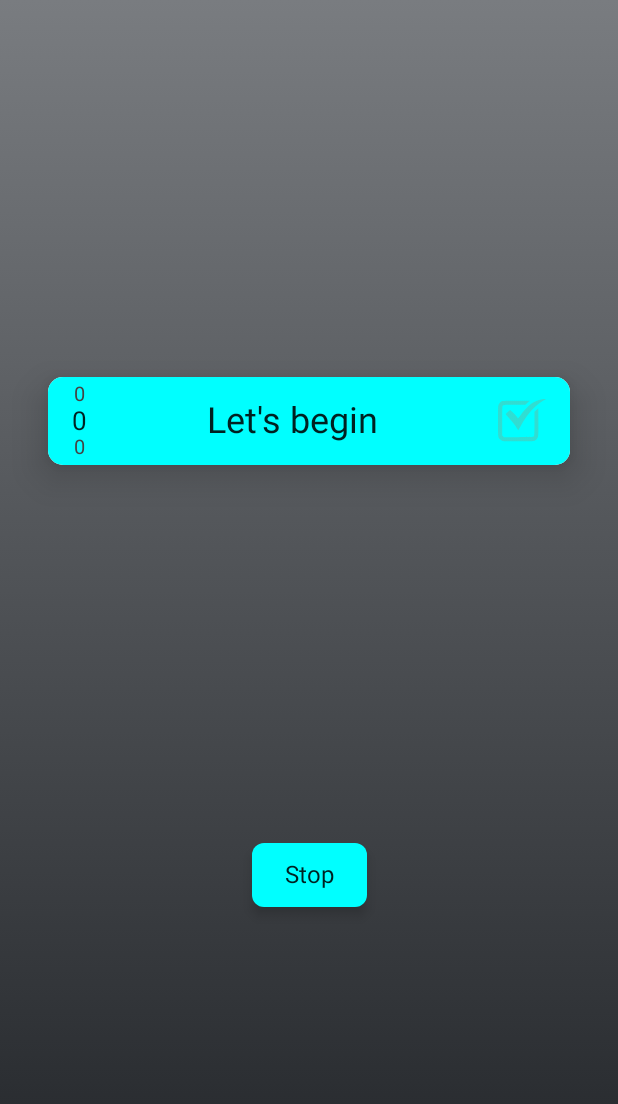
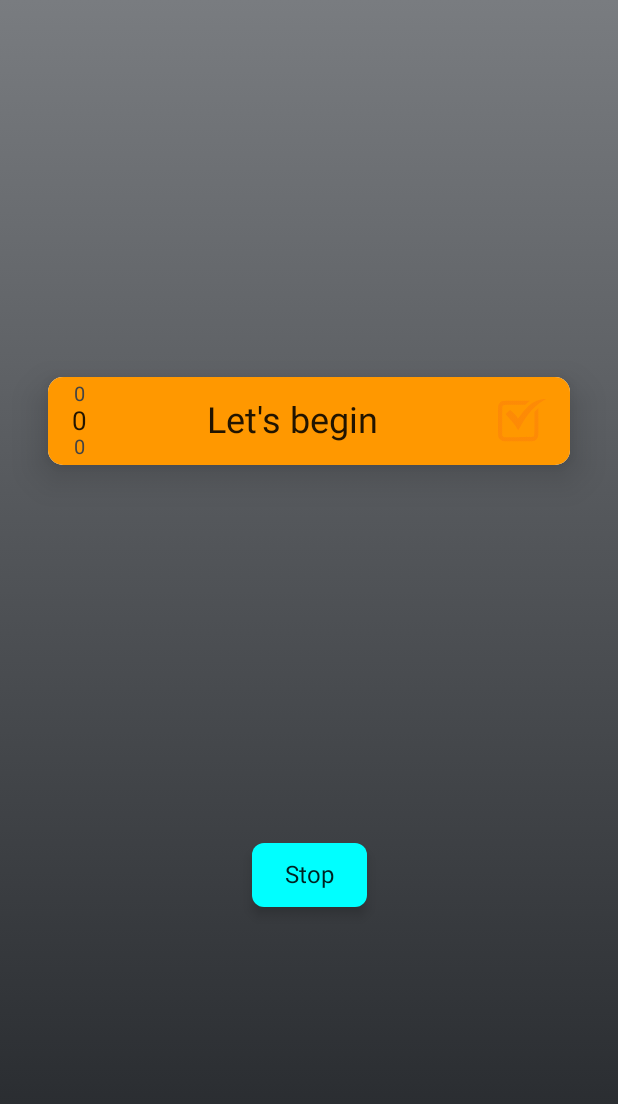
Before and after one commit to MargaritaBespalova/Shorts, an Android app built with Jetpack Compose: the screen it shows after launch (MainActivity), on a phone screen of 412 x 824 dp. Shown: the top 1104 px of the screen. Run offline under Robolectric (Android 15) with nearby library versions, the phone set to English and light mode, and no system bars.

Commit message:
made states for time data

```diff
--- a/app/src/main/java/com/example/shorts/App.kt
+++ b/app/src/main/java/com/example/shorts/App.kt
@@ -6,19 +6,15 @@ import com.google.gson.Gson
 
 class App: Application() {
     companion object{
-        lateinit var instance: App
+        private const val TIMESTAMPS_PREF = "timestamps_preferences"
+        internal lateinit var instance: App
         private set
-        const val TIMESTAMPS_PREF = "timestamps_preferences"
     }
-    private val gson = Gson()
     internal lateinit var timestamps: TimestampsRepositoryImpl
 
     override fun onCreate() {
         super.onCreate()
         instance = this
-        timestamps = TimestampsRepositoryImpl(
-            gson = Gson(),
-            getSharedPreferences(TIMESTAMPS_PREF, MODE_PRIVATE)
-        )
+        timestamps = TimestampsRepositoryImpl(gson = Gson(),getSharedPreferences(TIMESTAMPS_PREF, MODE_PRIVATE))
     }
 }
--- a/app/src/main/java/com/example/shorts/MainActivity.kt
+++ b/app/src/main/java/com/example/shorts/MainActivity.kt
@@ -3,39 +3,18 @@ package com.example.shorts
 import android.os.Bundle
 import android.os.Handler
 import android.os.Looper
-import android.util.Log
 import androidx.activity.ComponentActivity
 import androidx.activity.compose.setContent
-import androidx.compose.foundation.Image
-import androidx.compose.foundation.background
-import androidx.compose.foundation.clickable
 import androidx.compose.foundation.layout.Arrangement
-import androidx.compose.foundation.layout.Box
 import androidx.compose.foundation.layout.Column
-import androidx.compose.foundation.layout.Row
 import androidx.compose.foundation.layout.fillMaxSize
-import androidx.compose.foundation.layout.fillMaxWidth
-import androidx.compose.foundation.layout.padding
-import androidx.compose.foundation.layout.size
-import androidx.compose.foundation.shape.RoundedCornerShape
-import androidx.compose.material.Card
-import androidx.compose.material.Text
-import androidx.compose.runtime.Composable
-import androidx.compose.runtime.MutableState
 import androidx.compose.runtime.mutableStateOf
 import androidx.compose.runtime.remember
 import androidx.compose.ui.Alignment
 import androidx.compose.ui.Modifier
-import androidx.compose.ui.graphics.Color
-import androidx.compose.ui.res.painterResource
-import androidx.compose.ui.unit.dp
-import androidx.compose.ui.unit.sp
-import com.example.shorts.App
-import com.example.shorts.R
-import com.example.shorts.domain.model.FirstRunStateModel
-import com.example.shorts.domain.model.Timestamps
 import com.example.shorts.presentation.Background
-import com.example.shorts.tools.DELAY_1000
+import com.example.shorts.presentation.StartButton
+import com.example.shorts.presentation.StopButton
 import com.example.shorts.ui.theme.ShortsTheme
 
 class MainActivity : ComponentActivity() {
@@ -44,9 +23,8 @@ class MainActivity : ComponentActivity() {
         super.onCreate(savedInstanceState)
         setContent {
             ShortsTheme {
-                val data = App.instance.timestamps.getTimestamps().copy()
-                val timestamps = remember { mutableStateOf(data) }
-                val firstRunStateModel = remember { mutableStateOf(FirstRunStateModel()) }
+                //App.instance.timestamps.clearTimestamps()
+                val timestamps = remember { mutableStateOf(App.instance.timestamps.getTimestamps()) }
                 val clickEnable = remember { mutableStateOf(true) }
 
                 Background()
@@ -55,106 +33,10 @@ class MainActivity : ComponentActivity() {
                     verticalArrangement = Arrangement.SpaceEvenly,
                     horizontalAlignment = Alignment.CenterHorizontally,
                 ) {
-                    StartButton(handler,clickEnable,timestamps,firstRunStateModel)
-                    StopItem(clickEnable)
+                    StartButton(handler, clickEnable, timestamps)
+                    StopButton(clickEnable)
                 }
             }
-
-
         }
-
     }
 }
-
-
-@Composable
-private fun StopItem(clickEnable: MutableState<Boolean>) {
-    Card(
-        modifier = Modifier.clickable { onClickStop(clickEnable = clickEnable)},
-        shape = RoundedCornerShape(8.dp),
-        backgroundColor = Color.Cyan,
-        elevation = 5.dp,
-    ) {
-        Text(
-            text = "Stop",
-            modifier = Modifier.padding(start = 22.dp, top = 12.dp, end = 22.dp, bottom = 12.dp)
-        )
-    }
-}
-
-
-
-private fun onClickStop(clickEnable: MutableState<Boolean>) {
-    clickEnable.value = true
-}
-
-@Composable
-fun StartButton(
-    handler: Handler,
-    clickEnable: MutableState<Boolean>,
-    timestamps: MutableState<Timestamps>,
-    firstRun: MutableState<FirstRunStateModel>,
-) {
-    Card(
-        modifier = Modifier.padding(32.dp).clickable {
-            if (firstRun.value.isFirst) {
-                onClickStart(
-                    handler,
-                    clickEnable,
-                    timestamps,
-                )
-                Log.d("log", "++++firstRun++++")
-            } else Log.d("log", "++++Button is blocked++++")
-        },
-        shape = RoundedCornerShape(10.dp),
-        elevation = 15.dp,
-    ) {
-        Box(modifier = Modifier.background(Color.Cyan)) {
-            Row(
-                modifier = Modifier
-                    .fillMaxWidth()
-                    .padding(start = 16.dp, top = 4.dp, end = 16.dp, bottom = 4.dp),
-                horizontalArrangement = Arrangement.SpaceBetween,
-                verticalAlignment = Alignment.CenterVertically
-            ) {
-                Column(
-                    verticalArrangement = Arrangement.SpaceBetween,
-                    horizontalAlignment = Alignment.CenterHorizontally
-                ) {
-                    Text(text = "${timestamps.value.aboveTime}", color = Color.DarkGray, fontSize = 13.sp)
-                    Text(text = "${timestamps.value.currentTime}", fontSize = 17.sp)
-                    Text(text = "${timestamps.value.belowTime}", color = Color.DarkGray, fontSize = 13.sp)
-                }
-                Text(text = firstRun.value.text, fontSize = 24.sp)
-                Image(
-                    painter = painterResource(id = R.drawable.checked),
-                    contentDescription = "check",
-                    modifier = Modifier.size(32.dp),
-                    alignment = Alignment.CenterEnd,
-                )
-            }
-        }
-
-    }
-}
-
-private fun onClickStart(
-    handler: Handler,
-    clickEnable: MutableState<Boolean>,
-    timestamps: MutableState<Timestamps>,
-) {
-    clickEnable.value = false
-    handler.post(object : Runnable {
-        override fun run() {
-            if (!clickEnable.value) {
-                timestamps.value.currentTime++
-                Log.d("log", "++++${timestamps.value}++++")
-                handler.postDelayed(this, DELAY_1000)
-            }
-            else {
-                handler.removeCallbacksAndMessages(null)
-            }
-        }
-    })
-
-}
--- a/app/src/main/java/com/example/shorts/data/TimestampsRepositoryImpl.kt
+++ b/app/src/main/java/com/example/shorts/data/TimestampsRepositoryImpl.kt
@@ -24,7 +24,7 @@ class TimestampsRepositoryImpl(
     }
 
     override fun clearTimestamps() {
-        TODO("Not yet implemented")
+        sharedPreferences.edit().putString(TIMESTAMPS_KEY, gson.toJson(Timestamps())).apply()
     }
 
 
@@ -34,19 +34,23 @@ class TimestampsRepositoryImpl(
     private fun String.toTimestampsDto(): TimestampsDto =
         gson.fromJson(this, object: TypeToken<TimestampsDto>() {}.type)
 
-    private fun mapToTimestamps(timestamps: TimestampsDto): Timestamps {
+    private fun mapToTimestamps(timestampsDto: TimestampsDto): Timestamps {
         return Timestamps(
-            aboveTime = timestamps.lastTime,
-            currentTime = timestamps.currentTime,
-            belowTime = timestamps.oldestTime,
+            aboveTime = timestampsDto.aboveTime,
+            currentTime = timestampsDto.currentTime,
+            belowTime = timestampsDto.belowTime,
+            retryStart = timestampsDto.retryStart,
+            text = timestampsDto.text,
         )
     }
 
     private fun mapToTimestampsDto(timestamps: Timestamps): TimestampsDto {
         return TimestampsDto(
-            lastTime = timestamps.aboveTime,
+            aboveTime = timestamps.aboveTime,
             currentTime = timestamps.currentTime,
-            oldestTime = timestamps.belowTime,
+            belowTime = timestamps.belowTime,
+            retryStart = timestamps.retryStart,
+            text = timestamps.text,
         )
     }
 }
--- a/app/src/main/java/com/example/shorts/data/model/TimestampsDto.kt
+++ b/app/src/main/java/com/example/shorts/data/model/TimestampsDto.kt
@@ -2,7 +2,9 @@ package com.example.shorts.data.model
 
 
 data class TimestampsDto(
-    internal var lastTime: Int = 0,
+    internal var aboveTime: Int = 0,
     internal var currentTime: Int = 0,
-    internal var oldestTime: Int = 0,
+    internal var belowTime: Int = 0,
+    internal var retryStart: Boolean = false,
+    internal var text: String = "Let's begin",
 )
--- a/app/src/main/java/com/example/shorts/domain/model/FirstRunStateModel.kt
+++ /dev/null
@@ -1,6 +0,0 @@
-package com.example.shorts.domain.model
-
-data class FirstRunStateModel(
-    var text: String = "Let's begin",
-    var isFirst: Boolean = true,
-    )
--- a/app/src/main/java/com/example/shorts/domain/model/Timestamps.kt
+++ b/app/src/main/java/com/example/shorts/domain/model/Timestamps.kt
@@ -1,7 +1,9 @@
 package com.example.shorts.domain.model
 
 data class Timestamps(
-    var aboveTime: Int = 0,
-    var currentTime: Int = 0,
-    var belowTime: Int = 0,
+    internal var aboveTime: Int = 0,
+    internal var currentTime: Int = 0,
+    internal var belowTime: Int = 0,
+    internal var retryStart: Boolean = false,
+    internal var text: String = "Let's begin",
 )
--- /dev/null
+++ b/app/src/main/java/com/example/shorts/presentation/StopButtonView.kt
@@ -0,0 +1,31 @@
+package com.example.shorts.presentation
+
+import androidx.compose.foundation.clickable
+import androidx.compose.foundation.layout.padding
+import androidx.compose.foundation.shape.RoundedCornerShape
+import androidx.compose.material.Card
+import androidx.compose.material.Text
+import androidx.compose.runtime.Composable
+import androidx.compose.runtime.MutableState
+import androidx.compose.ui.Modifier
+import androidx.compose.ui.graphics.Color
+import androidx.compose.ui.unit.dp
+
+@Composable
+fun StopButton(clickEnable: MutableState<Boolean>) {
+    Card(
+        modifier = Modifier.clickable { onClickStop(clickEnable = clickEnable)},
+        shape = RoundedCornerShape(8.dp),
+        backgroundColor = Color.Cyan,
+        elevation = 5.dp,
+    ) {
+        Text(
+            text = "Stop",
+            modifier = Modifier.padding(start = 22.dp, top = 12.dp, end = 22.dp, bottom = 12.dp)
+        )
+    }
+}
+
+private fun onClickStop(clickEnable: MutableState<Boolean>) {
+    clickEnable.value = true
+}
--- a/app/src/main/java/com/example/shorts/ui/theme/Color.kt
+++ b/app/src/main/java/com/example/shorts/ui/theme/Color.kt
@@ -6,3 +6,4 @@ val Purple200 = Color(0xFFBB86FC)
 val Purple500 = Color(0xFF6200EE)
 val Purple700 = Color(0xFF3700B3)
 val Teal200 = Color(0xFF03DAC5)
+val Orange = Color(0xFFFF9800)
```
Also changed, not shown: app/src/main/java/com/example/shorts/presentation/StartButtonView.kt (+149 -106 lines).
